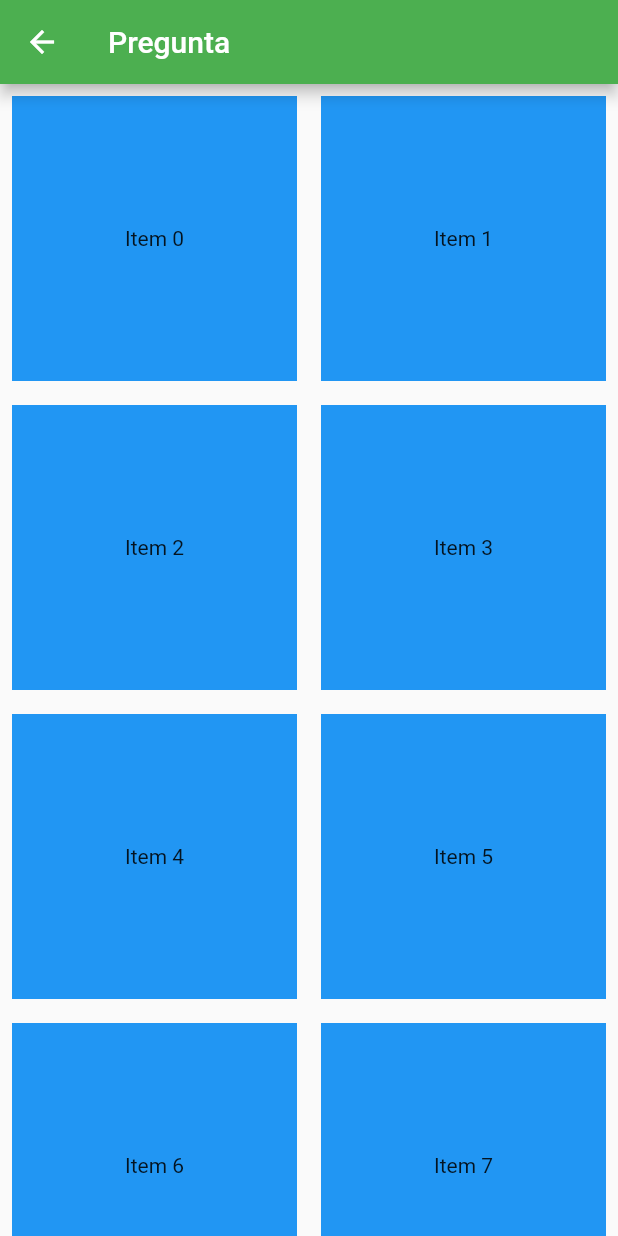
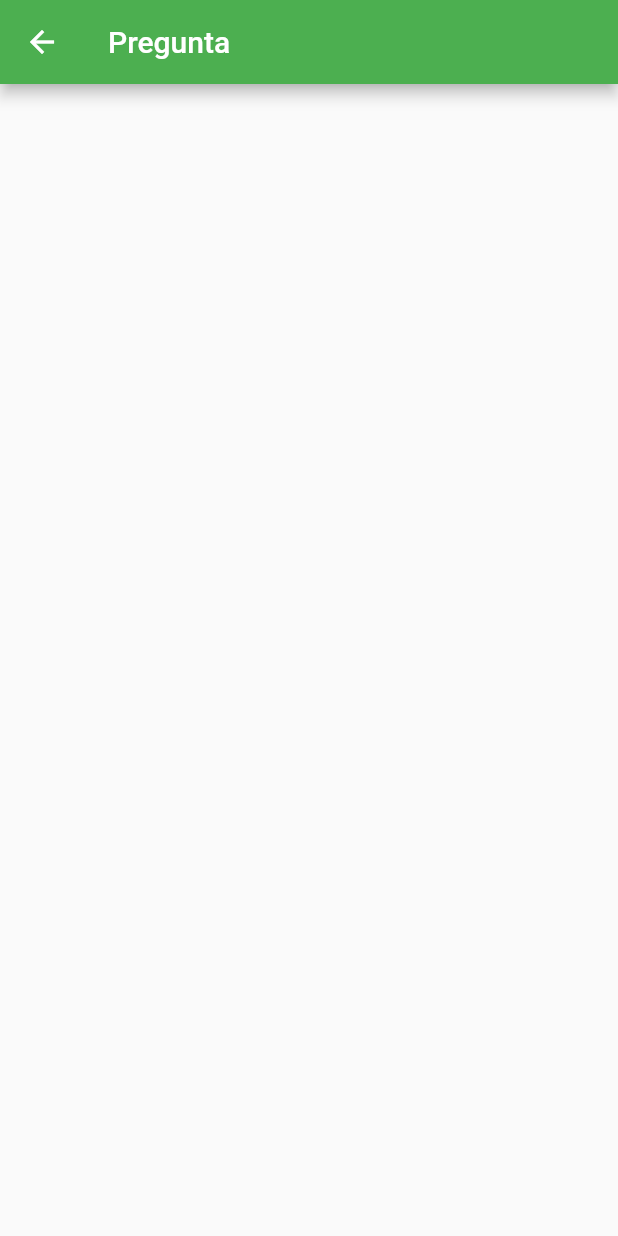
Before and after one commit to javierborreguero/flutter_app_final, a Flutter app: the AnswersScreen screen opened directly, on a phone screen of 412 x 824 dp. Run offline on Flutter 3.47's test engine with Material 2 defaults, Android fonts, the phone set to English and light mode, and no system bars; network calls fail.

Commit message:
nieva entrega

```diff
--- a/lib/presenter/Answers/AnswersScreen.dart
+++ b/lib/presenter/Answers/AnswersScreen.dart
@@ -27,8 +27,7 @@ class _AnswersScreenState extends State<AnswersScreen> {
             child: Padding(
               padding: const EdgeInsets.all(8.0),
               child: Container(
-                color: Colors.blue,
-                child: Center(child: Text("Item $position")),
+
               ),
             ),
           );
```
